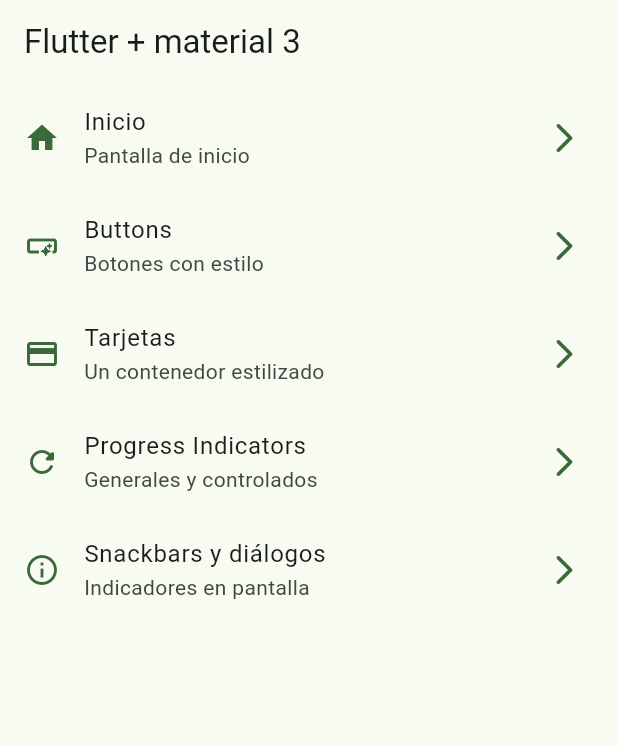
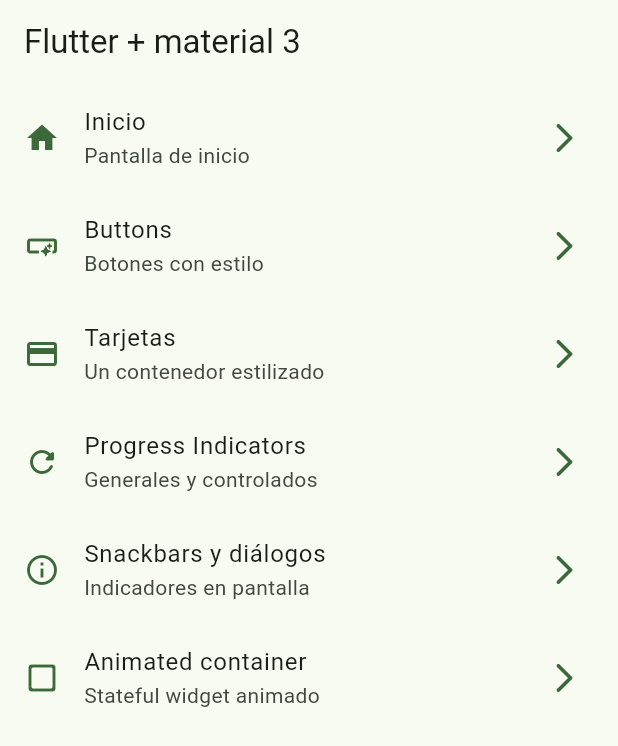
Before and after one commit to Deckgeld/widgets_app, a Flutter app: the screen it shows after launch, on a phone screen of 412 x 824 dp. Shown: the top 746 px of the screen. Run offline on Flutter 3.47's test engine with Material 3 defaults, Android fonts, the phone set to English and light mode, and no system bars; our stand-ins replace go_router.

Commit message:
animated container finished

```diff
--- a/lib/config/menu/menu_items.dart
+++ b/lib/config/menu/menu_items.dart
@@ -33,7 +33,6 @@ const appMenuItems = <MenuItem>[
     link: '/cards',
     icon: Icons.credit_card,
   ),
-
   MenuItem(
     title: 'Progress Indicators',
     subTitle: 'Generales y controlados',
@@ -46,4 +45,10 @@ const appMenuItems = <MenuItem>[
     link: '/snackbars',
     icon: Icons.info_outline,
   ),
+  MenuItem(
+    title: 'Animated container',
+    subTitle: 'Stateful widget animado',
+    link: '/animated',
+    icon: Icons.check_box_outline_blank_rounded,
+  ),
 ];
--- a/lib/config/router/app_router.dart
+++ b/lib/config/router/app_router.dart
@@ -29,5 +29,10 @@ final appRouter = GoRouter(
       name: SnackbarScreen.name,
       builder: (context, state) => const SnackbarScreen(),
     ),
+    GoRoute(
+      path: '/animated',
+      name: AnimatedScreen.name,
+      builder: (context, state) => const AnimatedScreen(),
+    ),
   ],
 );
```
Also changed, not shown: lib/presentation/screens/animated/animated_screen.dart (+43 -2 lines).
